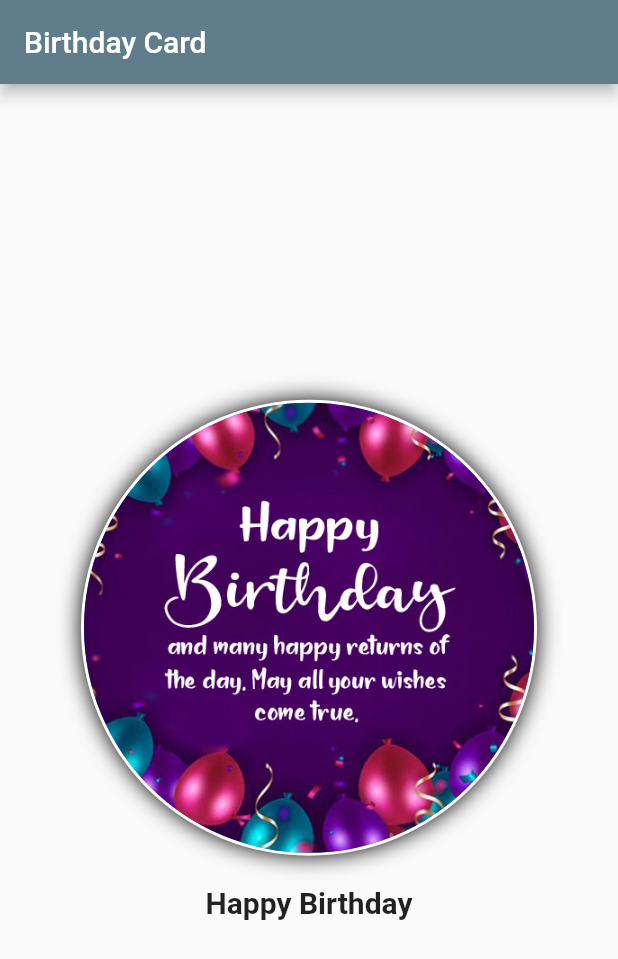
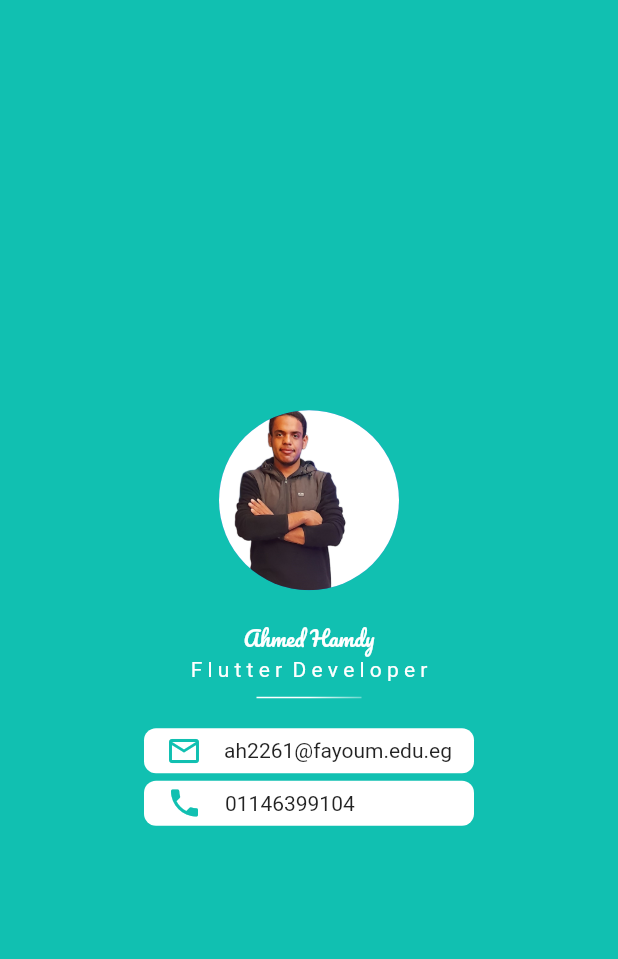
Before and after one commit to AhmedHamdy85/mobile_computing_assignment, a Flutter app: the screen it shows after launch, on a phone screen of 412 x 824 dp. Shown: the top 959 px of the screen. Run offline on Flutter 3.47's test engine with Material 2 defaults, Android fonts, the phone set to English and light mode, and no system bars; our stand-ins replace google_fonts; Roboto replaces fonts that are missing (Abel).

Commit message:
assingment_3 done

```diff
--- /dev/null
+++ b/lib/assingment_3/business_card.dart
@@ -0,0 +1,86 @@
+import 'package:flutter/material.dart';
+import 'package:google_fonts/google_fonts.dart';
+
+class BusinessCard extends StatelessWidget {
+  const BusinessCard({super.key});
+
+  @override
+  Widget build(BuildContext context) {
+    return Scaffold(
+      backgroundColor: const Color.fromARGB(255, 17, 192, 177),
+      body: Center(
+        child: Column(
+          mainAxisAlignment: MainAxisAlignment.center,
+          children: [
+            const CircleAvatar(
+              radius: 60,
+              backgroundImage: AssetImage('assets/images/profile-pic.png'),
+            ),
+            const SizedBox(
+              height: 20,
+            ),
+            Text(
+              'Ahmed Hamdy',
+              style: GoogleFonts.pacifico(color: Colors.white),
+            ),
+            Text(
+              'F l u t t e r  D e v e l o p e r',
+              style: GoogleFonts.abel(color: Colors.white),
+            ),
+            const SizedBox(
+              height: 10,
+            ),
+            Container(
+              height: 1,
+              width: 70,
+              decoration: const BoxDecoration(
+                gradient: LinearGradient(
+                    colors: [Colors.white, Colors.white38],
+                    begin: Alignment.center),
+              ),
+            ),
+            const SizedBox(
+              height: 20,
+            ),
+            Container(
+              height: 30,
+              width: 220,
+              decoration: BoxDecoration(
+                  color: Colors.white,
+                  borderRadius: BorderRadiusDirectional.circular(8)),
+              child: Row(
+                  mainAxisAlignment: MainAxisAlignment.spaceEvenly,
+                  children: const [
+                    Icon(
+                      Icons.email_outlined,
+                      color: Color.fromARGB(255, 17, 192, 177),
+                    ),
+                    Text('ah2261@fayoum.edu.eg')
+                  ]),
+            ),
+            const SizedBox(
+              height: 5,
+            ),
+            Container(
+              height: 30,
+              width: 220,
+              decoration: BoxDecoration(
+                  color: Colors.white,
+                  borderRadius: BorderRadiusDirectional.circular(8)),
+              child: Row(children: const [
+                Padding(
+                  padding: EdgeInsets.symmetric(horizontal: 15),
+                  child: Icon(
+                    Icons.phone,
+                    color: Color.fromARGB(255, 17, 192, 177),
+                  ),
+                ),
+                Text('01146399104')
+              ]),
+            ),
+          ],
+        ),
+      ),
+    );
+  }
+}
--- a/lib/main.dart
+++ b/lib/main.dart
@@ -1,6 +1,5 @@
 import 'package:flutter/material.dart';
-
-import 'assignment_2/birth_day_card.dart';
+import 'package:mobile_computing_assignment/assingment_3/business_card.dart';
 
 void main() {
   runApp(const MyApp());
@@ -12,7 +11,7 @@ class MyApp extends StatelessWidget {
   @override
   Widget build(BuildContext context) {
     return const MaterialApp(
-      home: BarthDayCard(),
+      home: BusinessCard(),
     );
   }
 }
--- a/pubspec.yaml
+++ b/pubspec.yaml
@@ -35,6 +35,7 @@ dependencies:
   # The following adds the Cupertino Icons font to your application.
   # Use with the CupertinoIcons class for iOS style icons.
   cupertino_icons: ^1.0.2
+  google_fonts: ^4.0.3
 
 dev_dependencies:
   flutter_test:
```
Also changed, not shown: assets/images/profile-pic.png (added), pubspec.lock, 1 other file.
